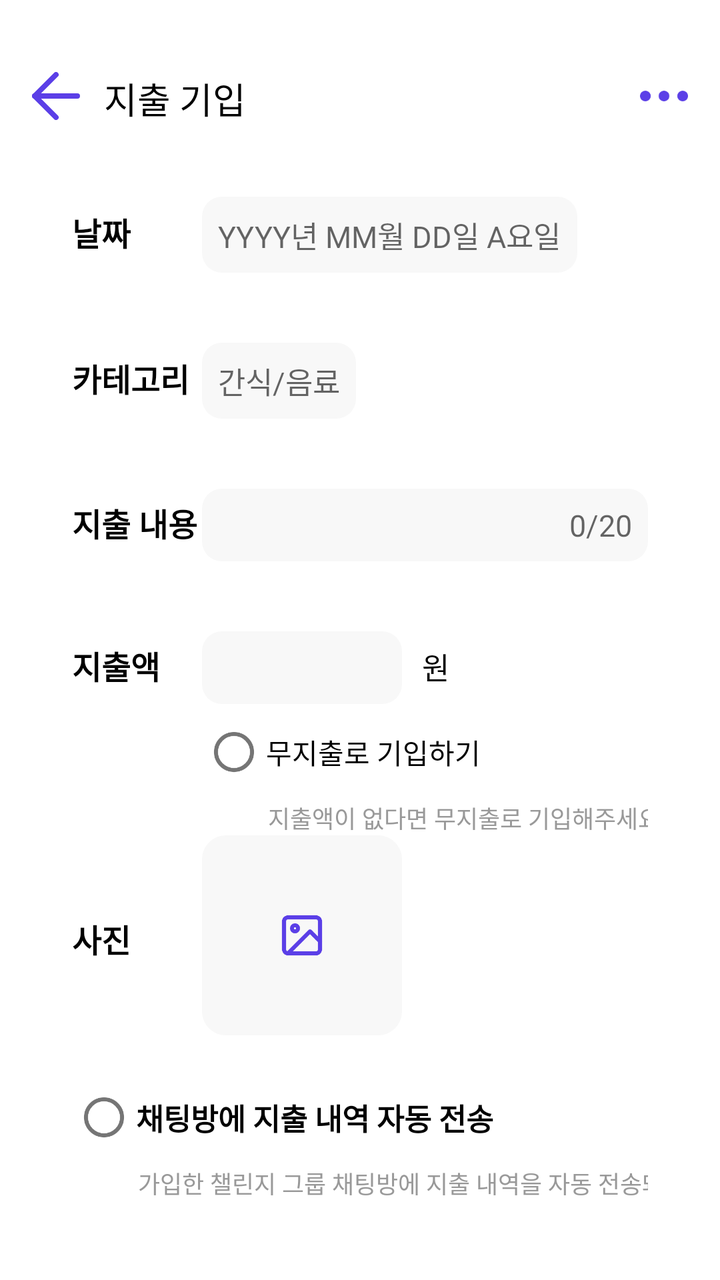
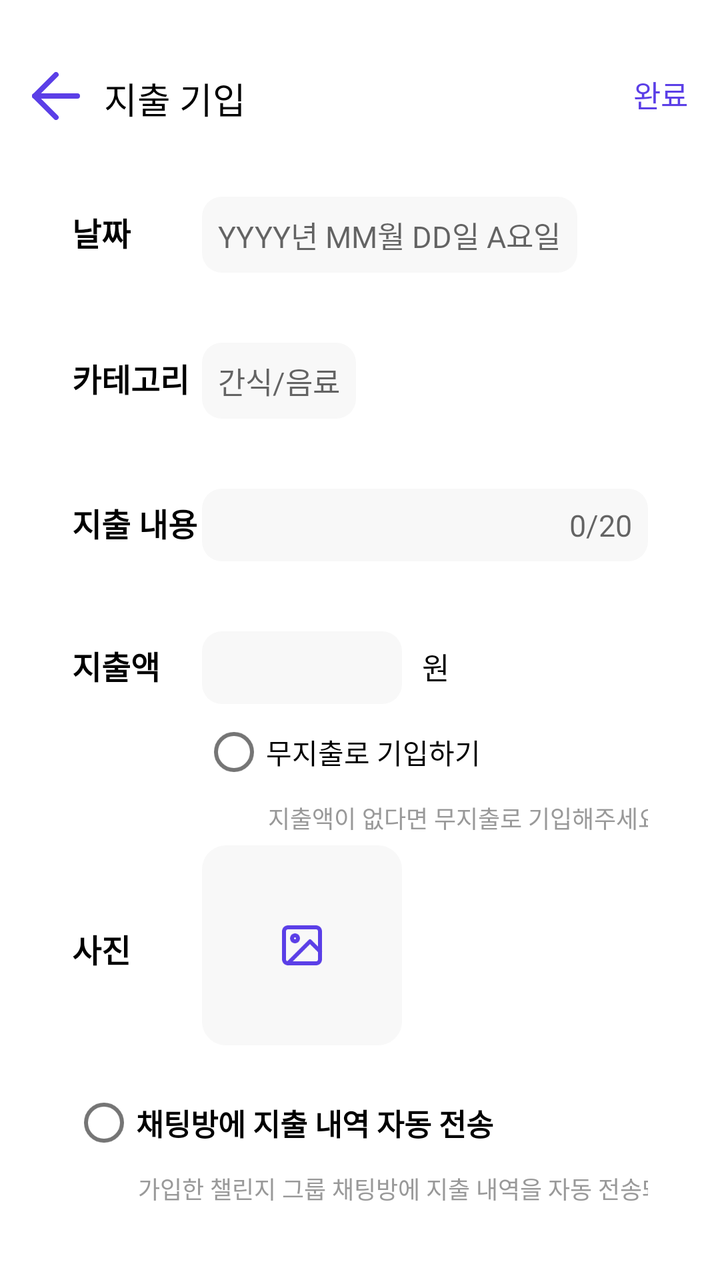

Screens rendered from an Android XML layout before and after an edit, with the pre-edit source and the edit as a unified diff.
<!-- AndroidManifest.xml: fallback theme Theme.MaterialComponents.DayNight.NoActionBar -->
<!-- res/layout/fragment_expense_entry.xml -->
<?xml version="1.0" encoding="utf-8"?>
<androidx.constraintlayout.widget.ConstraintLayout xmlns:android="http://schemas.android.com/apk/res/android"
    android:layout_width="match_parent"
    android:layout_height="match_parent"
    xmlns:app="http://schemas.android.com/apk/res-auto">

    
    <androidx.constraintlayout.widget.ConstraintLayout
        android:id="@+id/cl_toolbar"
        android:layout_width="match_parent"
        android:layout_height="wrap_content"
        android:layout_marginTop="20dp"
        android:layout_marginBottom="20dp"
        android:padding="16dp"
        app:layout_constraintTop_toTopOf="parent"
        app:layout_constraintStart_toStartOf="parent"
        app:layout_constraintEnd_toEndOf="parent">

        <ImageView
            android:id="@+id/btn_back"
            android:layout_width="24dp"
            android:layout_height="24dp"
            android:src="@drawable/ic_arrow_back"
            app:layout_constraintTop_toTopOf="parent"
            app:layout_constraintStart_toStartOf="parent"/>

        <TextView
            android:id="@+id/tv_expense_title"
            android:layout_width="wrap_content"
            android:layout_height="wrap_content"
            android:text="@string/expense_entry"
            style="@style/pageTitle"
            app:layout_constraintTop_toTopOf="parent"
            app:layout_constraintStart_toEndOf="@id/btn_back"
            android:layout_marginStart="12dp"/>

        <ImageView
            android:id="@+id/btn_options"
            android:layout_width="24dp"
            android:layout_height="24dp"
            android:src="@drawable/ic_more"
            app:layout_constraintTop_toTopOf="parent"
            app:layout_constraintEnd_toEndOf="parent"/>

    </androidx.constraintlayout.widget.ConstraintLayout>

    
    <androidx.constraintlayout.widget.ConstraintLayout
        android:id="@+id/cl_content"
        android:layout_width="match_parent"
        android:layout_height="0dp"
        app:layout_constraintTop_toBottomOf="@id/cl_toolbar"
        app:layout_constraintStart_toStartOf="parent"
        app:layout_constraintEnd_toEndOf="parent"
        app:layout_constraintBottom_toBottomOf="parent"
        android:layout_marginStart="16dp"
        android:layout_marginEnd="16dp"
        android:layout_marginBottom="16dp"
        android:padding="20dp">


        <TextView
            android:id="@+id/tv_expense_date"
            android:layout_width="wrap_content"
            android:layout_height="wrap_content"
            android:text="날짜"
            style="@style/expense_sectionTitle"
            app:layout_constraintStart_toStartOf="parent"
            app:layout_constraintTop_toTopOf="parent"
            app:layout_constraintBaseline_toBaselineOf="@id/et_date_input"/>

        <EditText
            android:id="@+id/et_date_input"
            android:layout_width="wrap_content"
            android:layout_height="wrap_content"
            android:hint="YYYY년 MM월 DD일 A요일"
            android:padding="8dp"
            android:background="@drawable/bg_edit_text"
            android:textColor="@color/black"
            android:textSize="15sp"
            android:drawablePadding="8dp"
            android:clickable="true"
            android:focusable="true"
            app:layout_constraintStart_toEndOf="@id/tv_expense_date"
            app:layout_constraintTop_toTopOf="parent"
            app:layout_constraintEnd_toEndOf="parent"/>


        <TextView
            android:id="@+id/tv_expense_category"
            android:layout_width="wrap_content"
            android:layout_height="wrap_content"
            android:text="카테고리"
            style="@style/expense_sectionTitle"
            android:layout_marginTop="35dp"
            app:layout_constraintStart_toStartOf="parent"
            app:layout_constraintTop_toBottomOf="@id/tv_expense_date"
            app:layout_constraintBaseline_toBaselineOf="@id/et_category_input"/>

        <EditText
            android:id="@+id/et_category_input"
            android:layout_width="wrap_content"
            android:layout_height="wrap_content"
            android:background="@drawable/bg_edit_text"
            android:clickable="true"
            android:focusable="true"
            android:hint="간식/음료"
            android:padding="8dp"
            android:drawablePadding="8dp"
            android:textColor="@color/black"
            android:textSize="15sp"
            android:layout_marginTop="35dp"
            app:layout_constraintStart_toStartOf="@id/et_date_input"
            app:layout_constraintTop_toBottomOf="@id/et_date_input" />


        <TextView
            android:id="@+id/tv_expense_detail"
            android:layout_width="wrap_content"
            android:layout_height="wrap_content"
            android:text="지출 내용"
            style="@style/expense_sectionTitle"
            android:layout_marginTop="35dp"
            app:layout_constraintStart_toStartOf="parent"
            app:layout_constraintTop_toBottomOf="@+id/tv_expense_category"
            app:layout_constraintBaseline_toBaselineOf="@id/et_detail_input"/>

        <EditText
            android:id="@+id/et_detail_input"
            android:layout_width="0dp"
            android:layout_height="wrap_content"
            android:hint="0/20"
            android:padding="8dp"
            android:gravity="end|center_vertical"
            android:background="@drawable/bg_edit_text"
            android:textColor="@color/black"
            android:textSize="15sp"
            android:drawablePadding="8dp"
            android:layout_marginTop="35dp"
            android:clickable="true"
            android:focusable="true"
            app:layout_constraintStart_toStartOf="@id/et_category_input"
            app:layout_constraintEnd_toEndOf="parent"
            app:layout_constraintTop_toBottomOf="@id/et_category_input"/>


        
        <TextView
            android:id="@+id/tv_expense_amount"
            android:layout_width="wrap_content"
            android:layout_height="wrap_content"
            android:text="지출액"
            style="@style/expense_sectionTitle"
            android:layout_marginTop="35dp"
            app:layout_constraintStart_toStartOf="parent"
            app:layout_constraintTop_toBottomOf="@+id/tv_expense_detail"
            app:layout_constraintBaseline_toBaselineOf="@id/et_amount_input"/>

        <EditText
            android:id="@+id/et_amount_input"
            android:layout_width="100dp"
            android:layout_height="wrap_content"
            android:padding="8dp"
            android:background="@drawable/bg_edit_text"
            android:textColor="@color/black"
            android:textSize="15sp"
            android:drawablePadding="8dp"
            android:layout_marginTop="35dp"
            android:clickable="true"
            android:focusable="true"
            app:layout_constraintStart_toStartOf="@id/et_detail_input"
            app:layout_constraintTop_toBottomOf="@id/et_detail_input"/>

        <TextView
            android:id="@+id/tv_currency"
            android:layout_width="wrap_content"
            android:layout_height="wrap_content"
            android:layout_marginStart="10dp"
            android:text="원"
            android:textColor="@color/black"
            android:textSize="15sp"
            app:layout_constraintStart_toEndOf="@id/et_amount_input"
            app:layout_constraintBaseline_toBaselineOf="@id/et_amount_input" />

        <RadioButton
            android:id="@+id/rb_no_expense"
            android:layout_width="wrap_content"
            android:layout_height="wrap_content"
            android:text="무지출로 기입하기"
            app:layout_constraintTop_toBottomOf="@id/et_amount_input"
            app:layout_constraintStart_toStartOf="@id/et_amount_input"/>

        <TextView
            android:id="@+id/tv_no_expense_hint"
            android:layout_width="wrap_content"
            android:layout_height="wrap_content"
            android:layout_marginStart="33dp"
            android:text="지출액이 없다면 무지출로 기입해주세요."
            android:textColor="@color/black2"
            android:textSize="12sp"
            app:layout_constraintStart_toStartOf="@id/rb_no_expense"
            app:layout_constraintTop_toBottomOf="@id/rb_no_expense" />

        
        <TextView
            android:id="@+id/tv_expense_photo"
            android:layout_width="wrap_content"
            android:layout_height="wrap_content"
            android:layout_marginTop="40dp"
            android:text="사진"
            style="@style/expense_sectionTitle"
            app:layout_constraintStart_toStartOf="parent"
            app:layout_constraintTop_toBottomOf="@id/tv_no_expense_hint"/>

        <FrameLayout
            android:id="@+id/fl_photo_frame"
            android:layout_width="100dp"
            android:layout_height="100dp"
            android:layout_marginBottom="20dp"
            android:background="@drawable/bg_photo_input"
            app:layout_constraintTop_toBottomOf="@id/tv_no_expense_hint"
            app:layout_constraintStart_toStartOf="@id/rb_no_expense">

            <ImageView
                android:id="@+id/iv_photo_icon"
                android:layout_width="24dp"
                android:layout_height="24dp"
                android:layout_gravity="center"
                android:src="@drawable/ic_photo_input" />

        </FrameLayout>

        <androidx.constraintlayout.widget.ConstraintLayout
            android:id="@+id/cl_expense_auto"
            android:layout_width="match_parent"
            android:layout_height="wrap_content"
            android:layout_marginTop="80dp"
            android:layout_marginBottom="30dp"
            app:layout_constraintStart_toStartOf="parent"
            app:layout_constraintEnd_toEndOf="parent"
            app:layout_constraintTop_toBottomOf="@id/tv_expense_photo"
            app:layout_constraintBottom_toBottomOf="parent">

            <RadioButton
                android:id="@+id/rb_auto_send_chat"
                android:layout_width="wrap_content"
                android:layout_height="wrap_content"
                android:text="채팅방에 지출 내역 자동 전송"
                android:textSize="15sp"
                android:textColor="@color/black"
                android:textStyle="bold"
                app:layout_constraintStart_toStartOf="parent"
                app:layout_constraintTop_toTopOf="parent" />

            <TextView
                android:id="@+id/tv_auto_send_chat"
                android:layout_width="wrap_content"
                android:layout_height="wrap_content"
                android:layout_marginStart="33dp"
                android:text="가입한 챌린지 그룹 채팅방에 지출 내역을 자동 전송돼요."
                android:textColor="@color/black2"
                android:textSize="12sp"
                app:layout_constraintTop_toBottomOf="@id/rb_auto_send_chat"
                app:layout_constraintStart_toStartOf="@id/rb_auto_send_chat" />
        </androidx.constraintlayout.widget.ConstraintLayout>




    </androidx.constraintlayout.widget.ConstraintLayout>

</androidx.constraintlayout.widget.ConstraintLayout>
<!-- resources referenced by this layout -->
<resources>
  <color name="black">#FF000000</color>
  <color name="black2">#999999</color>
  <!-- drawable bg_edit_text (drawable) -->
  <?xml version="1.0" encoding="utf-8"?>
  <shape xmlns:android="http://schemas.android.com/apk/res/android">
      <solid android:color="#F8F8F8" /> 
      <corners android:radius="10dp" /> 
  </shape>
  <!-- drawable bg_photo_input (drawable) -->
  <vector xmlns:android="http://schemas.android.com/apk/res/android"
      android:width="100dp"
      android:height="100dp"
      android:viewportWidth="100"
      android:viewportHeight="100">
    <path
        android:pathData="M12,0L88,0A12,12 0,0 1,100 12L100,88A12,12 0,0 1,88 100L12,100A12,12 0,0 1,0 88L0,12A12,12 0,0 1,12 0z"
        android:fillColor="#F8F8F8"/>
  </vector>
  <!-- drawable ic_arrow_back (drawable) -->
  <vector xmlns:android="http://schemas.android.com/apk/res/android"
      android:width="18dp"
      android:height="18dp"
      android:viewportWidth="18"
      android:viewportHeight="18">
    <path
        android:pathData="M17,9H1"
        android:strokeLineJoin="round"
        android:strokeWidth="2"
        android:fillColor="#00000000"
        android:strokeColor="#5B3FE7"
        android:strokeLineCap="round"/>
    <path
        android:pathData="M9,17L1,9L9,1"
        android:strokeLineJoin="round"
        android:strokeWidth="2"
        android:fillColor="#00000000"
        android:strokeColor="#5B3FE7"
        android:strokeLineCap="round"/>
  </vector>
  <!-- drawable ic_more (drawable) -->
  <vector xmlns:android="http://schemas.android.com/apk/res/android"
      android:width="18dp"
      android:height="4dp"
      android:viewportWidth="18"
      android:viewportHeight="4">
    <path
        android:pathData="M8,2C8,2.552 8.448,3 9,3C9.552,3 10,2.552 10,2C10,1.448 9.552,1 9,1C8.448,1 8,1.448 8,2Z"
        android:strokeLineJoin="round"
        android:strokeWidth="2"
        android:fillColor="#5B3FE7"
        android:strokeColor="#5B3FE7"
        android:strokeLineCap="round"/>
    <path
        android:pathData="M15,2C15,2.552 15.448,3 16,3C16.552,3 17,2.552 17,2C17,1.448 16.552,1 16,1C15.448,1 15,1.448 15,2Z"
        android:strokeLineJoin="round"
        android:strokeWidth="2"
        android:fillColor="#5B3FE7"
        android:strokeColor="#5B3FE7"
        android:strokeLineCap="round"/>
    <path
        android:pathData="M1,2C1,2.552 1.448,3 2,3C2.552,3 3,2.552 3,2C3,1.448 2.552,1 2,1C1.448,1 1,1.448 1,2Z"
        android:strokeLineJoin="round"
        android:strokeWidth="2"
        android:fillColor="#5B3FE7"
        android:strokeColor="#5B3FE7"
        android:strokeLineCap="round"/>
  </vector>
  <string name="expense_entry">지출 기입</string>
  <style name="expense_sectionTitle">
          <item name="android:textSize">16sp</item>
          <item name="android:textColor">@color/black</item>
          <item name="android:textStyle">bold</item>
      </style>
  <style name="pageTitle">
          <item name="android:textSize">18sp</item>
          <item name="android:textColor">@color/black</item>
          <item name="android:fontFamily">sans-serif</item>
      </style>
  <!-- unchanged entries left out for length: 1 -->
</resources>

<!-- the commit's change to res/layout/fragment_expense_entry.xml (unified diff, before → after) -->
@@ -34,11 +34,14 @@
             app:layout_constraintStart_toEndOf="@id/btn_back"
             android:layout_marginStart="12dp"/>
 
-        <ImageView
-            android:id="@+id/btn_options"
-            android:layout_width="24dp"
-            android:layout_height="24dp"
-            android:src="@drawable/ic_more"
+        <TextView
+            android:id="@+id/tv_entry_complete"
+            android:layout_width="wrap_content"
+            android:layout_height="wrap_content"
+            android:text="완료"
+            android:textSize="15dp"
+            android:textColor="@color/main1"
+            android:layout_marginStart="185dp"
             app:layout_constraintTop_toTopOf="parent"
             app:layout_constraintEnd_toEndOf="parent"/>
 
@@ -106,6 +109,7 @@
             android:focusable="true"
             android:hint="간식/음료"
             android:padding="8dp"
+            android:inputType="none"
             android:drawablePadding="8dp"
             android:textColor="@color/black"
             android:textSize="15sp"
@@ -206,7 +210,7 @@
             android:id="@+id/tv_expense_photo"
             android:layout_width="wrap_content"
             android:layout_height="wrap_content"
-            android:layout_marginTop="40dp"
+            android:layout_marginTop="45dp"
             android:text="사진"
             style="@style/expense_sectionTitle"
             app:layout_constraintStart_toStartOf="parent"
@@ -217,9 +221,16 @@
             android:layout_width="100dp"
             android:layout_height="100dp"
             android:layout_marginBottom="20dp"
-            android:background="@drawable/bg_photo_input"
+            android:layout_marginTop="5dp"
             app:layout_constraintTop_toBottomOf="@id/tv_no_expense_hint"
             app:layout_constraintStart_toStartOf="@id/rb_no_expense">
+
+            <ImageView
+                android:id="@+id/img_photo_frame"
+                android:layout_width="100dp"
+                android:layout_height="100dp"
+                android:src="@drawable/bg_photo_input"/>
+
 
             <ImageView
                 android:id="@+id/iv_photo_icon"
<!-- resource entries referenced after the edit -->
@@ -2,6 +2,7 @@
 <resources>
   <color name="black">#FF000000</color>
   <color name="black2">#999999</color>
+  <color name="main1">#5B3FE7</color>
   <!-- drawable bg_edit_text (drawable) -->
   <?xml version="1.0" encoding="utf-8"?>
   <shape xmlns:android="http://schemas.android.com/apk/res/android">
@@ -39,34 +40,6 @@
         android:strokeColor="#5B3FE7"
         android:strokeLineCap="round"/>
   </vector>
-  <!-- drawable ic_more (drawable) -->
-  <vector xmlns:android="http://schemas.android.com/apk/res/android"
-      android:width="18dp"
-      android:height="4dp"
-      android:viewportWidth="18"
-      android:viewportHeight="4">
-    <path
-        android:pathData="M8,2C8,2.552 8.448,3 9,3C9.552,3 10,2.552 10,2C10,1.448 9.552,1 9,1C8.448,1 8,1.448 8,2Z"
-        android:strokeLineJoin="round"
-        android:strokeWidth="2"
-        android:fillColor="#5B3FE7"
-        android:strokeColor="#5B3FE7"
-        android:strokeLineCap="round"/>
-    <path
-        android:pathData="M15,2C15,2.552 15.448,3 16,3C16.552,3 17,2.552 17,2C17,1.448 16.552,1 16,1C15.448,1 15,1.448 15,2Z"
-        android:strokeLineJoin="round"
-        android:strokeWidth="2"
-        android:fillColor="#5B3FE7"
-        android:strokeColor="#5B3FE7"
-        android:strokeLineCap="round"/>
-    <path
-        android:pathData="M1,2C1,2.552 1.448,3 2,3C2.552,3 3,2.552 3,2C3,1.448 2.552,1 2,1C1.448,1 1,1.448 1,2Z"
-        android:strokeLineJoin="round"
-        android:strokeWidth="2"
-        android:fillColor="#5B3FE7"
-        android:strokeColor="#5B3FE7"
-        android:strokeLineCap="round"/>
-  </vector>
   <string name="expense_entry">지출 기입</string>
   <style name="expense_sectionTitle">
           <item name="android:textSize">16sp</item>
